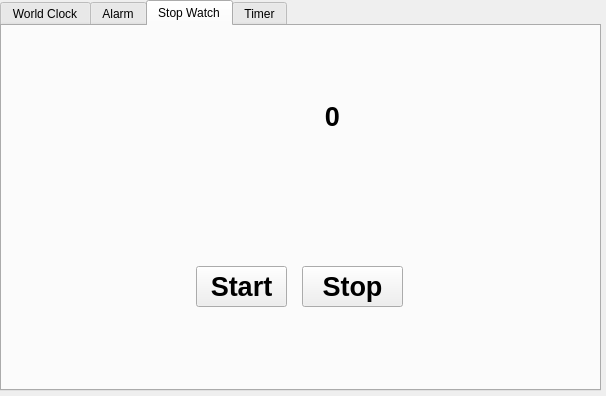
First picture: the form in Assignment-25/main_window.ui, repository DanialNavari/Python, before the edit.
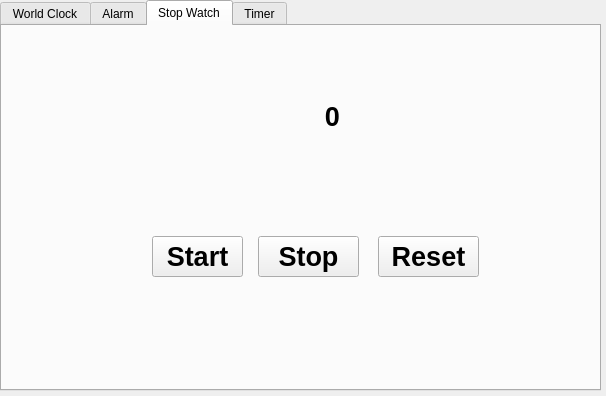
Second picture: the form after the edit.

```diff
--- a/Assignment-25/main_window.ui
+++ b/Assignment-25/main_window.ui
@@ -65,8 +65,8 @@
      <widget class="QPushButton" name="btn_start_stopwatch">
       <property name="geometry">
        <rect>
-        <x>194</x>
-        <y>240</y>
+        <x>150</x>
+        <y>210</y>
         <width>91</width>
         <height>41</height>
        </rect>
@@ -84,8 +84,8 @@
      <widget class="QPushButton" name="btn_stop_stopwatch">
       <property name="geometry">
        <rect>
-        <x>300</x>
-        <y>240</y>
+        <x>256</x>
+        <y>210</y>
         <width>101</width>
         <height>41</height>
        </rect>
@@ -100,6 +100,25 @@
        <string>Stop</string>
       </property>
      </widget>
+     <widget class="QPushButton" name="btn_reset_stopwatch">
+      <property name="geometry">
+       <rect>
+        <x>376</x>
+        <y>210</y>
+        <width>101</width>
+        <height>41</height>
+       </rect>
+      </property>
+      <property name="font">
+       <font>
+        <pointsize>20</pointsize>
+        <bold>true</bold>
+       </font>
+      </property>
+      <property name="text">
+       <string>Reset</string>
+      </property>
+     </widget>
     </widget>
     <widget class="QWidget" name="tab_4">
      <attribute name="title">
```
Left out of the diff: 2 changed lines with no effect on the pictures.
